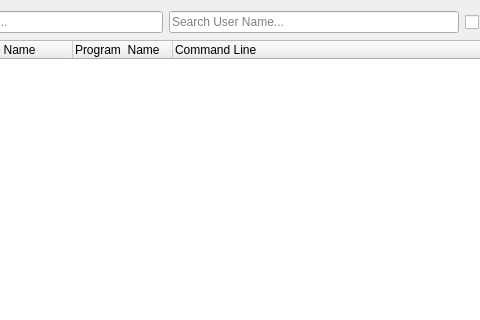
Before: the Qt Designer form src/QProcessInfoWidget.ui in epasveer/seer, drawn with Qt 5; both pictures show x 139 to 619 and y 0 to 320 of the 770 by 488 pixel window.
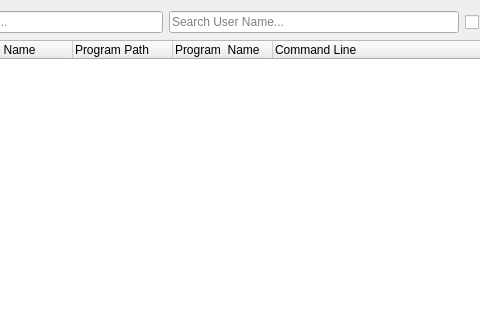
After: the same form once the commit is applied. Icons and pictures are not drawn.

Commit message: Debug dialog for "attach" mode now detects executable name and path.

```diff
--- a/src/QProcessInfoWidget.ui
+++ b/src/QProcessInfoWidget.ui
@@ -47,7 +47,7 @@
       <bool>true</bool>
      </property>
      <property name="columnCount">
-      <number>4</number>
+      <number>5</number>
      </property>
      <column>
       <property name="text">
@@ -59,6 +59,11 @@
        <string>User Name</string>
       </property>
      </column>
+     <column>
+      <property name="text">
+       <string>Program Path</string>
+      </property>
+     </column>
      <column>
       <property name="text">
        <string>Program  Name</string>
```
Left out of the diff: 2 changed lines with no effect on the pictures. The commit also changes 8 other files.
